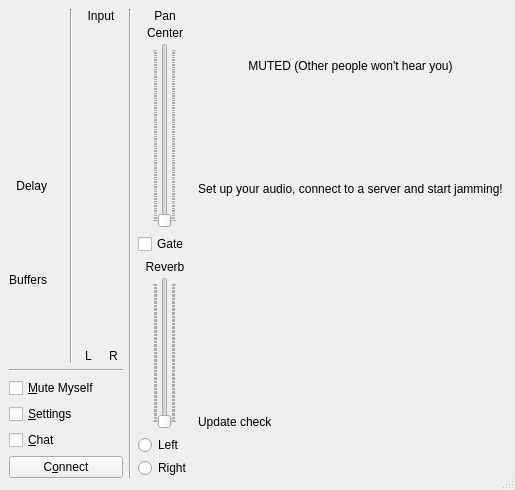
JohannesBrx/jamulus, file src/clientdlgbase.ui: the form before one commit.
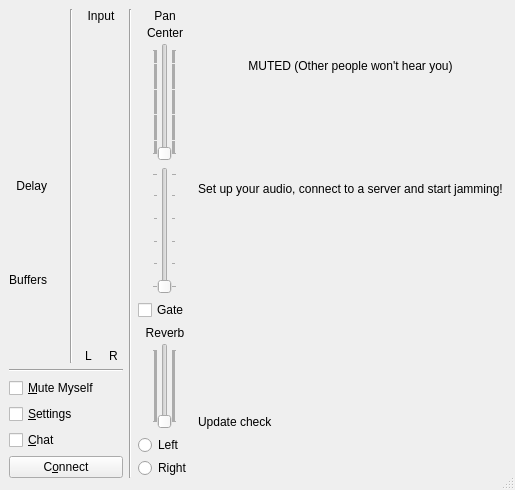
The form after the commit. Icons and pictures are not drawn. Custom widgets are drawn as their Qt base class.

Commit message: Added slider for noise gate threshold

```diff
--- a/src/clientdlgbase.ui
+++ b/src/clientdlgbase.ui
@@ -454,10 +454,26 @@
          </layout>
         </item>
         <item>
-         <layout class="QVBoxLayout" name="verticalLayout_3">
+         <layout class="QVBoxLayout">
           <property name="topMargin">
            <number>0</number>
           </property>
+          <item alignment="Qt::AlignHCenter">
+           <widget class="QSlider" name="sldGateThresh">
+            <property name="pageStep">
+             <number>1</number>
+            </property>
+            <property name="orientation">
+             <enum>Qt::Vertical</enum>
+            </property>
+            <property name="tickPosition">
+             <enum>QSlider::TicksBothSides</enum>
+            </property>
+            <property name="tickInterval">
+             <number>20</number>
+            </property>
+           </widget>
+          </item>
           <item>
            <widget class="QCheckBox" name="chbGate">
             <property name="text">
```
The commit also changes 8 other files.
